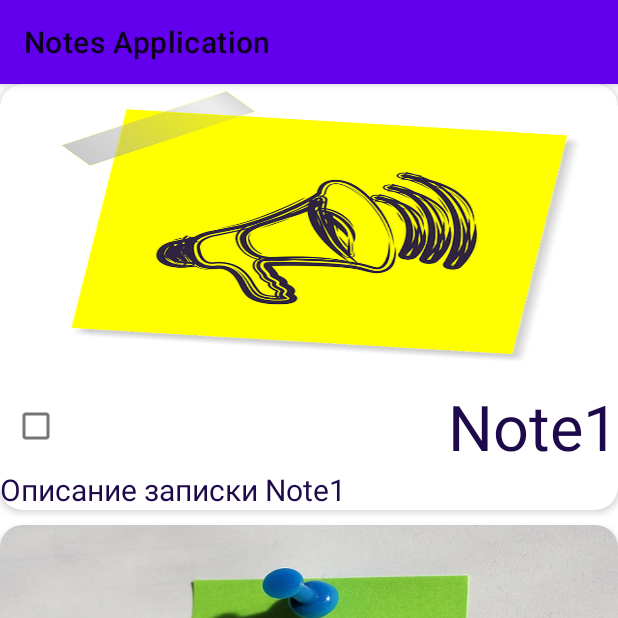
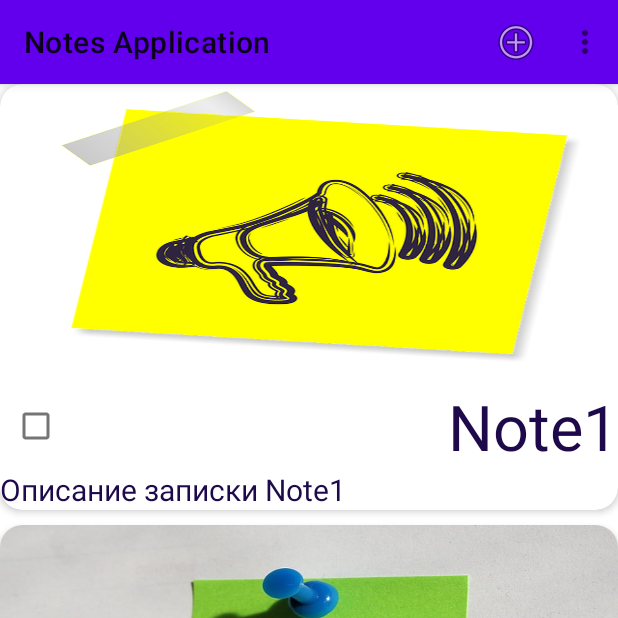
Before and after one commit to ilyaGerasimov16/Notes_Application, an Android app: the screen it shows after launch (MainActivity), on a phone screen of 412 x 824 dp, the top half of it. Run offline under Robolectric (Android 15) with nearby library versions, the phone set to English and light mode, and no system bars.

Commit message:
options menu добавление и очитска списка

```diff
--- a/app/src/main/java/com/example/notesapplication/data/NotesSource.java
+++ b/app/src/main/java/com/example/notesapplication/data/NotesSource.java
@@ -3,4 +3,8 @@ package com.example.notesapplication.data;
 public interface NotesSource {
     NoteData getNoteData(int position);
     int size();
+    void deleteNoteData(int position);
+    void updateNoteData(int position, NoteData noteData);
+    void addNoteData (NoteData noteData);
+    void clearNoteData();
 }
--- a/app/src/main/java/com/example/notesapplication/ui/NotesFragment.java
+++ b/app/src/main/java/com/example/notesapplication/ui/NotesFragment.java
@@ -2,6 +2,9 @@ package com.example.notesapplication.ui;
 
 import android.os.Bundle;
 import android.view.LayoutInflater;
+import android.view.Menu;
+import android.view.MenuInflater;
+import android.view.MenuItem;
 import android.view.View;
 import android.view.ViewGroup;
 import android.widget.Toast;
@@ -14,25 +17,59 @@ import androidx.recyclerview.widget.LinearLayoutManager;
 import androidx.recyclerview.widget.RecyclerView;
 
 import com.example.notesapplication.R;
+import com.example.notesapplication.data.NoteData;
 import com.example.notesapplication.data.NotesDataImpl;
 import com.example.notesapplication.data.NotesSource;
 
 public class NotesFragment extends Fragment {
 
+    private NotesSource data;
+    private NotesAdapter adapter;
+    private RecyclerView recyclerView;
+
     @Nullable
     @Override
     public View onCreateView(@NonNull LayoutInflater inflater, @Nullable ViewGroup container, @Nullable Bundle savedInstanceState) {
         View view = inflater.inflate(R.layout.fragment_notes, container,false);
-        RecyclerView recyclerView = view.findViewById(R.id.recycler_view_lines);
-        NotesSource data = new NotesDataImpl(getResources()).init();
-        initRecyclerView(recyclerView, data);
+        initViews(view);
+        setHasOptionsMenu(true);
         return view;
     }
 
-    private void initRecyclerView(RecyclerView recyclerView, NotesSource data) {
+    @Override
+    public void onCreateOptionsMenu(@NonNull Menu menu, @NonNull MenuInflater inflater) {
+        inflater.inflate(R.menu.notes_menu, menu);
+    }
+
+    @Override
+    public boolean onOptionsItemSelected(@NonNull MenuItem item) {
+        switch (item.getItemId()){
+            case R.id.action_add:
+                data.addNoteData(new NoteData("Заголовок " + data.size(),
+                        "Описание " + data.size(),
+                        R.drawable.picture1,
+                        false));
+                adapter.notifyItemInserted(data.size() - 1);
+                recyclerView.scrollToPosition(data.size()-1);
+                return true;
+            case R.id.action_clear:
+                data.clearNoteData();
+                adapter.notifyDataSetChanged();
+                return true;
+        }
+        return super.onOptionsItemSelected(item);
+    }
+
+    private void initViews(View view) {
+        recyclerView = view.findViewById(R.id.recycler_view_lines);
+        data = new NotesDataImpl(getResources()).init();
+        initRecyclerView();
+    }
+
+    private void initRecyclerView() {
         recyclerView.setHasFixedSize(true);
 
-        NotesAdapter adapter = new NotesAdapter(data);
+        adapter = new NotesAdapter(data);
         recyclerView.setAdapter(adapter);
 
         DividerItemDecoration itemDecoration = new DividerItemDecoration(getContext(), LinearLayoutManager.VERTICAL);
--- /dev/null
+++ b/app/src/main/res/menu/notes_menu.xml
@@ -0,0 +1,20 @@
+<?xml version="1.0" encoding="utf-8"?>
+<menu xmlns:android="http://schemas.android.com/apk/res/android"
+    xmlns:app="http://schemas.android.com/apk/res-auto">
+    <item
+        android:id="@+id/action_add"
+        android:icon="@android:drawable/ic_menu_add"
+        android:orderInCategory="10"
+        android:title="@string/add"
+        app:showAsAction="always"/>
+
+    <item
+        android:id="@+id/action_clear"
+        android:icon="@android:drawable/ic_notification_clear_all"
+        android:orderInCategory="20"
+        android:title="@string/action_clear"
+        app:showAsAction="never"/>
+
+
+
+</menu>
--- a/app/src/main/res/values/strings.xml
+++ b/app/src/main/res/values/strings.xml
@@ -14,6 +14,8 @@
     <string name="description5">Описание записки Note5</string>
     <string name="description6">Описание записки Note6</string>
     <string name="description7">Описание записки Note7</string>
+    <string name="add">Добавить</string>
+    <string name="action_clear">Очистить</string>
 
 
 </resources>
```
Also changed, not shown: app/src/main/java/com/example/notesapplication/data/NotesDataImpl.java (+20 -0 lines).
